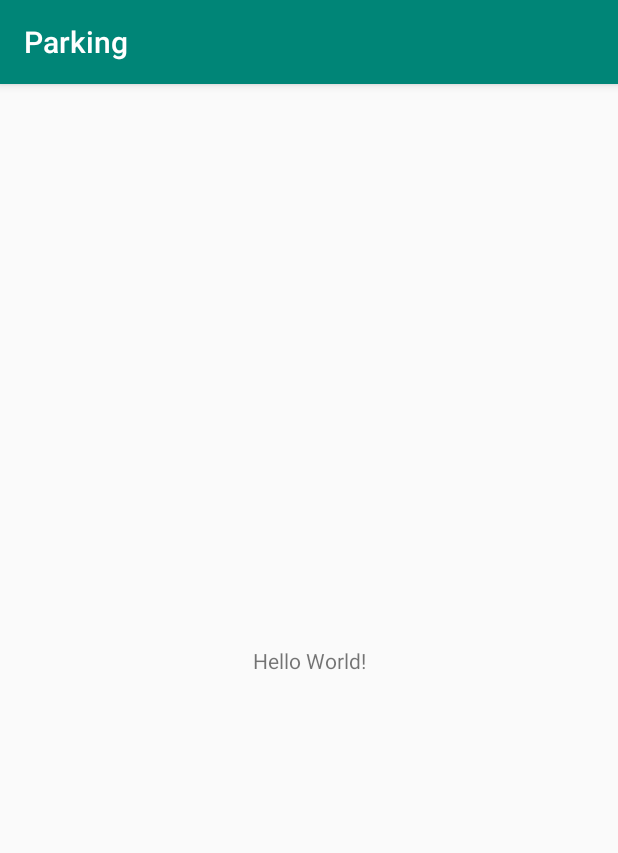
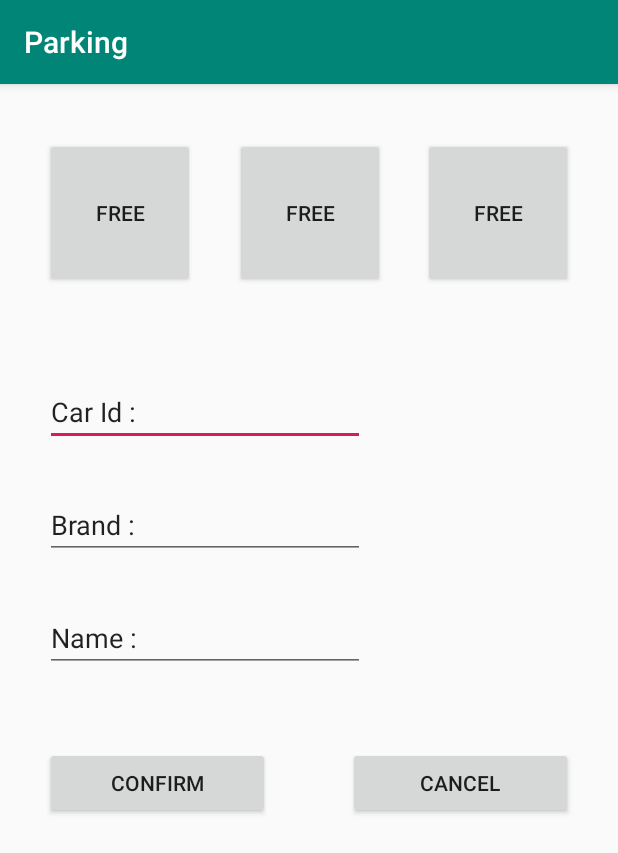
Before and after one commit to maisorawit/ParkingKotlin, an Android app: the screen it shows after launch (MainActivity), on a phone screen of 412 x 824 dp. Shown: the top 853 px of the screen. Run offline under Robolectric (Android 15) with nearby library versions, the phone set to English and light mode, and no system bars.

Commit message:
layout 1

```diff
--- a/app/src/main/res/layout/activity_main.xml
+++ b/app/src/main/res/layout/activity_main.xml
@@ -6,13 +6,90 @@
     android:layout_height="match_parent"
     tools:context=".MainActivity">
 
-    <TextView
+    <Button
+        android:id="@+id/b1_button"
+        android:layout_width="@dimen/width_button"
+        android:layout_height="@dimen/height_button"
+        android:layout_marginStart="30dp"
+        android:text="@string/free1_button"
+        app:layout_constraintBaseline_toBaselineOf="@+id/b2_button"
+        app:layout_constraintStart_toStartOf="parent" />
+
+    <Button
+        android:id="@+id/b2_button"
+        android:layout_width="@dimen/width_button"
+        android:layout_height="@dimen/height_button"
+        android:layout_marginStart="30dp"
+        android:layout_marginTop="36dp"
+        android:layout_marginEnd="30dp"
+        android:text="@string/free2_button"
+        app:layout_constraintEnd_toStartOf="@+id/b3_button"
+        app:layout_constraintHorizontal_bias="0.473"
+        app:layout_constraintStart_toEndOf="@+id/b1_button"
+        app:layout_constraintTop_toTopOf="parent" />
+
+    <Button
+        android:id="@+id/b3_button"
+        android:layout_width="@dimen/width_button"
+        android:layout_height="@dimen/height_button"
+        android:layout_marginEnd="30dp"
+        android:text="@string/free3_button"
+        app:layout_constraintBaseline_toBaselineOf="@+id/b2_button"
+        app:layout_constraintEnd_toEndOf="parent" />
+
+    <EditText
+        android:id="@+id/block1_editText"
         android:layout_width="wrap_content"
         android:layout_height="wrap_content"
-        android:text="Hello World!"
-        app:layout_constraintBottom_toBottomOf="parent"
-        app:layout_constraintLeft_toLeftOf="parent"
-        app:layout_constraintRight_toRightOf="parent"
-        app:layout_constraintTop_toTopOf="parent" />
+        android:layout_marginStart="30dp"
+        android:layout_marginTop="60dp"
+        android:autofillHints=""
+        android:ems="10"
+        android:inputType="textPersonName"
+        android:text="@string/block1_edit"
+        app:layout_constraintStart_toStartOf="parent"
+        app:layout_constraintTop_toBottomOf="@+id/b1_button" />
 
+    <EditText
+        android:id="@+id/block2_edit"
+        android:layout_width="wrap_content"
+        android:layout_height="wrap_content"
+        android:layout_marginStart="30dp"
+        android:layout_marginTop="30dp"
+        android:ems="10"
+        android:inputType="textPersonName"
+        android:text="@string/brand_edit"
+        app:layout_constraintStart_toStartOf="parent"
+        app:layout_constraintTop_toBottomOf="@+id/block1_editText" />
+
+    <EditText
+        android:id="@+id/block3_edit"
+        android:layout_width="wrap_content"
+        android:layout_height="wrap_content"
+        android:layout_marginStart="30dp"
+        android:layout_marginTop="30dp"
+        android:ems="10"
+        android:inputType="textPersonName"
+        android:text="@string/name_edit"
+        app:layout_constraintStart_toStartOf="parent"
+        app:layout_constraintTop_toBottomOf="@+id/block2_edit" />
+
+    <Button
+        android:id="@+id/confirm_button"
+        android:layout_width="@dimen/select_button"
+        android:layout_height="wrap_content"
+        android:layout_marginStart="30dp"
+        android:layout_marginTop="50dp"
+        android:text="@string/confirm_button"
+        app:layout_constraintStart_toStartOf="parent"
+        app:layout_constraintTop_toBottomOf="@+id/block3_edit" />
+
+    <Button
+        android:id="@+id/cancel_button"
+        android:layout_width="@dimen/select_button"
+        android:layout_height="wrap_content"
+        android:layout_marginEnd="30dp"
+        android:text="@string/cancel_button"
+        app:layout_constraintEnd_toEndOf="parent"
+        app:layout_constraintTop_toTopOf="@+id/confirm_button" />
 </androidx.constraintlayout.widget.ConstraintLayout>
--- /dev/null
+++ b/app/src/main/res/values/dimens.xml
@@ -0,0 +1,6 @@
+<?xml version="1.0" encoding="utf-8"?>
+<resources>
+    <dimen name="width_button">100dp</dimen>
+    <dimen name="height_button">100dp</dimen>
+    <dimen name="select_button">150dp</dimen>
+</resources>
--- a/app/src/main/res/values/strings.xml
+++ b/app/src/main/res/values/strings.xml
@@ -1,3 +1,11 @@
 <resources>
     <string name="app_name">Parking</string>
+    <string name="free1_button">Free</string>
+    <string name="free2_button">Free</string>
+    <string name="free3_button">Free</string>
+    <string name="block1_edit">Car Id :</string>
+    <string name="brand_edit">Brand :</string>
+    <string name="name_edit">Name :</string>
+    <string name="confirm_button">Confirm</string>
+    <string name="cancel_button">Cancel</string>
 </resources>
```
